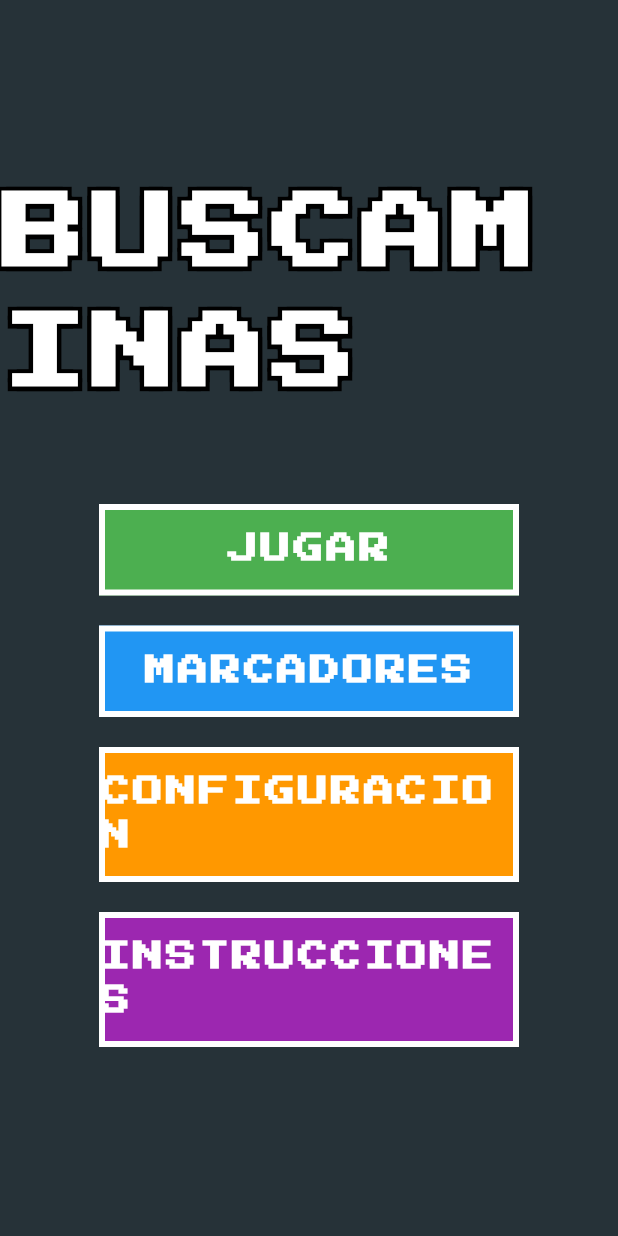
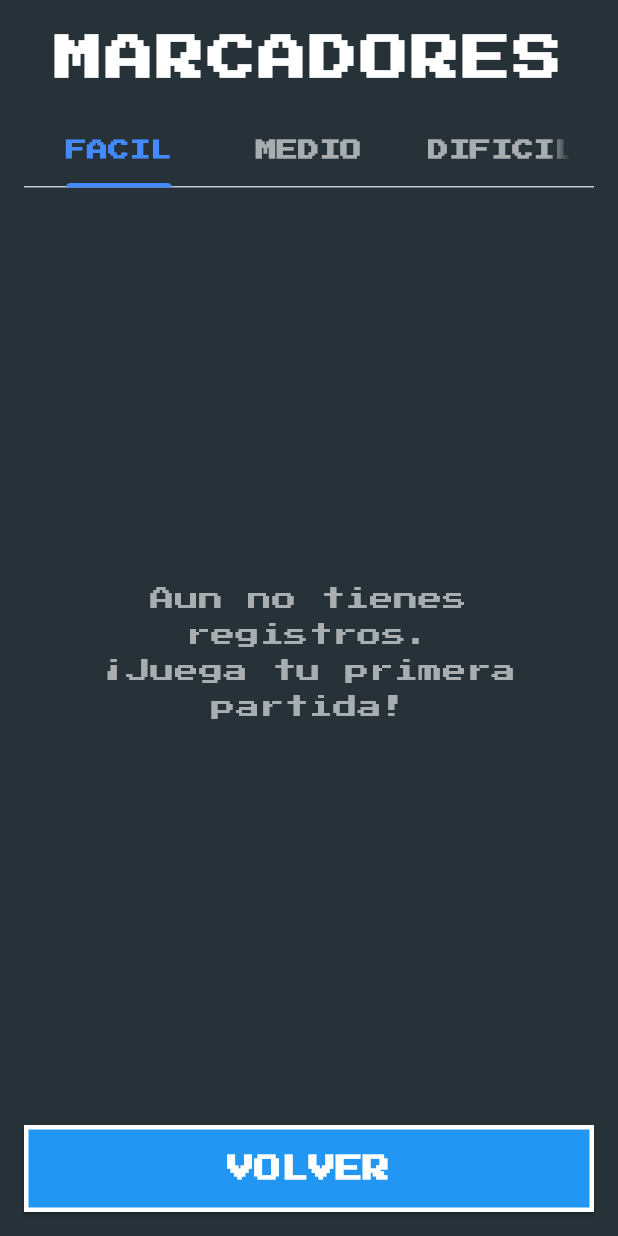
Before and after one commit to genesis-2909/Proyecto-Buscaminas-Genesis-Pena-y-Emily-Rodriguez, a Flutter app: the screen it shows after launch, after a tap on "MARCADORES", on a phone screen of 412 x 824 dp. Run offline on Flutter 3.47's test engine with Material 3 defaults, Android fonts, the phone set to English and light mode, and no system bars; our stand-ins replace animate_do, audioplayers, shared_preferences.

Commit message:
Emily: detalles visuales, letras tipo pixel, sonidos de botones

```diff
--- a/lib/screens/menu_screen.dart
+++ b/lib/screens/menu_screen.dart
@@ -4,6 +4,7 @@ import 'package:audioplayers/audioplayers.dart';
 import 'instrucciones_screen.dart';
 import 'settings_screen.dart';
 import 'game_screen.dart';
+import 'scores_screen.dart';
 
 class MenuScreen extends StatelessWidget {
   const MenuScreen({super.key});
@@ -68,7 +69,15 @@ class MenuScreen extends StatelessWidget {
                   context,
                   'MARCADORES',
                   Colors.blue,
-                  () {},
+                  () {
+                    // ¡ARREGLADO! Ahora el botón ya sabe abrir la pantalla de Scores
+                    Navigator.push(
+                      context,
+                      MaterialPageRoute(
+                        builder: (context) => const ScoresScreen(),
+                      ),
+                    );
+                  },
                 ),
                 _buildMenuButton(
                   audioPlayer,
@@ -104,7 +113,7 @@ class MenuScreen extends StatelessWidget {
         ),
       ),
     );
-  } //
+  }
 
   Widget _buildMenuButton(
     AudioPlayer player,
@@ -130,7 +139,6 @@ class MenuScreen extends StatelessWidget {
             ),
           ),
           onPressed: () {
-            // CAMBIO 2: Cambiamos '_playClickSound()' por la reproducción real usando el 'player'
             player.play(AssetSource('audio/click.mp3')).catchError((e) {
               print("Error de audio: $e");
             });
@@ -141,8 +149,7 @@ class MenuScreen extends StatelessWidget {
             style: const TextStyle(
               fontSize: 20,
               fontWeight: FontWeight.w900,
-              fontFamily:
-                  'PixelFont', // <-- CAMBIO 3: Cambiado 'Impact' por 'PixelFont'
+              fontFamily: 'PixelFont',
               letterSpacing: 2,
             ),
           ),
--- /dev/null
+++ b/lib/screens/scores_screen.dart
@@ -0,0 +1,318 @@
+import 'package:flutter/material.dart';
+import 'package:shared_preferences/shared_preferences.dart';
+import 'package:audioplayers/audioplayers.dart';
+import 'dart:convert';
+
+class ScoresScreen extends StatefulWidget {
+  const ScoresScreen({super.key});
+
+  @override
+  State<ScoresScreen> createState() => _ScoresScreenState();
+}
+
+class _ScoresScreenState extends State<ScoresScreen>
+    with SingleTickerProviderStateMixin {
+  late TabController _tabController;
+  List<Map<String, dynamic>> _scores = [];
+  bool _isLoading = true;
+
+  @override
+  void initState() {
+    super.initState();
+    _tabController = TabController(length: 3, vsync: this);
+    _loadScores();
+  }
+
+  // Carga los marcadores desde la persistencia local exigida
+  Future<void> _loadScores() async {
+    final prefs = await SharedPreferences.getInstance();
+    final String? scoresString = prefs.getString('high_scores');
+
+    if (scoresString != null) {
+      final List<dynamic> decoded = jsonDecode(scoresString);
+      setState(() {
+        _scores = decoded
+            .map((item) => Map<String, dynamic>.from(item))
+            .toList();
+        _isLoading = false;
+      });
+    } else {
+      setState(() {
+        _scores = [];
+        _isLoading = false;
+      });
+    }
+  }
+
+  // Borra el historial con la persistencia local
+  Future<void> _clearScores() async {
+    final prefs = await SharedPreferences.getInstance();
+    await prefs.remove('high_scores');
+    setState(() {
+      _scores = [];
+    });
+  }
+
+  // Muestra ventana flotante de confirmación exigida
+  void _showClearDialog() {
+    showDialog(
+      context: context,
+      builder: (BuildContext context) {
+        return AlertDialog(
+          backgroundColor: Colors.blueGrey[800],
+          shape: const Border(),
+          title: const Text(
+            '¿BORRAR TODO?',
+            style: TextStyle(
+              color: Colors.white,
+              fontFamily: 'PixelFont',
+              fontSize: 18,
+            ),
+          ),
+          content: const Text(
+            'Se eliminaran todos los records guardados permanentemente.',
+            style: TextStyle(
+              color: Colors.white70,
+              fontFamily: 'PixelFont',
+              fontSize: 12,
+            ),
+          ),
+          actions: [
+            TextButton(
+              onPressed: () {
+                // Sonido para el botón Cancelar
+                final player = AudioPlayer();
+                player.play(AssetSource('audio/click.mp3'));
+                Navigator.pop(context);
+              },
+              child: const Text(
+                'CANCELAR',
+                style: TextStyle(color: Colors.grey, fontFamily: 'PixelFont'),
+              ),
+            ),
+            TextButton(
+              onPressed: () {
+                // Sonido para el botón Borrar definitivo
+                final player = AudioPlayer();
+                player.play(AssetSource('audio/click.mp3'));
+                _clearScores();
+                Navigator.pop(context);
+              },
+              child: const Text(
+                'BORRAR',
+                style: TextStyle(
+                  color: Colors.redAccent,
+                  fontWeight: FontWeight.bold,
+                  fontFamily: 'PixelFont',
+                ),
+              ),
+            ),
+          ],
+        );
+      },
+    );
+  }
+
+  List<Map<String, dynamic>> _getFilteredScores(String difficulty) {
+    return _scores.where((score) => score['difficulty'] == difficulty).toList()
+      ..sort(
+        (a, b) => (a['time'] as int).compareTo(b['time'] as int),
+      ); // Ordena por mejor tiempo
+  }
+
+  @override
+  Widget build(BuildContext context) {
+    return Scaffold(
+      backgroundColor: Colors.blueGrey[900],
+      body: SafeArea(
+        child: Padding(
+          padding: const EdgeInsets.all(16.0),
+          child: Column(
+            children: [
+              const Text(
+                'MARCADORES',
+                style: TextStyle(
+                  fontSize: 32,
+                  fontWeight: FontWeight.w900,
+                  color: Colors.white,
+                  fontFamily: 'PixelFont',
+                  letterSpacing: 2,
+                ),
+              ),
+              const SizedBox(height: 15),
+
+              // Controlador de pestañas por dificultad (Fácil, Medio, Difícil)
+              TabBar(
+                controller: _tabController,
+                labelColor: Colors.blueAccent,
+                unselectedLabelColor: Colors.white60,
+                indicatorColor: Colors.blueAccent,
+                labelStyle: const TextStyle(
+                  fontWeight: FontWeight.bold,
+                  fontSize: 14,
+                  fontFamily: 'PixelFont',
+                ),
+                tabs: const [
+                  Tab(text: 'FACIL'),
+                  Tab(text: 'MEDIO'),
+                  Tab(text: 'DIFICIL'),
+                ],
+              ),
+              const SizedBox(height: 15),
+
+              Expanded(
+                child: _isLoading
+                    ? const Center(
+                        child: CircularProgressIndicator(color: Colors.blue),
+                      )
+                    : TabBarView(
+                        controller: _tabController,
+                        children: [
+                          _buildScoresList('Fácil'),
+                          _buildScoresList('Medio'),
+                          _buildScoresList('Difícil'),
+                        ],
+                      ),
+              ),
+              const SizedBox(height: 10),
+
+              // Botón obligatorio para borrar records
+              if (_scores.isNotEmpty)
+                TextButton.icon(
+                  onPressed: () {
+                    //  Sonido para el botón de abrir diálogo de borrar historial
+                    final player = AudioPlayer();
+                    player.play(AssetSource('audio/click.mp3'));
+                    _showClearDialog();
+                  },
+                  icon: const Icon(Icons.delete, color: Colors.redAccent),
+                  label: const Text(
+                    'BORRAR HISTORIAL',
+                    style: TextStyle(
+                      color: Colors.redAccent,
+                      fontWeight: FontWeight.bold,
+                      fontFamily: 'PixelFont',
+                    ),
+                  ),
+                ),
+              const SizedBox(height: 10),
+
+              // Botón obligatorio para volver
+              SizedBox(
+                width: double.infinity,
+                child: ElevatedButton(
+                  style: ElevatedButton.styleFrom(
+                    backgroundColor: Colors.blue,
+                    foregroundColor: Colors.white,
+                    padding: const EdgeInsets.symmetric(vertical: 16),
+                    shape: const RoundedRectangleBorder(
+                      borderRadius: BorderRadius.zero,
+                      side: BorderSide(color: Colors.white, width: 3),
+                    ),
+                  ),
+                  onPressed: () {
+                    // Sonido para el botón Volver
+                    final player = AudioPlayer();
+                    player.play(AssetSource('audio/click.mp3'));
+                    Navigator.pop(context);
+                  },
+                  child: const Text(
+                    'VOLVER',
+                    style: TextStyle(
+                      fontSize: 18,
+                      fontWeight: FontWeight.w900,
+                      fontFamily: 'PixelFont',
+                    ),
+                  ),
+                ),
+              ),
+            ],
+          ),
+        ),
+      ),
+    );
+  }
+
+  Widget _buildScoresList(String difficulty) {
+    final filtered = _getFilteredScores(difficulty);
+
+    // Mensaje amigable exigido por el profe si la lista está vacía
+    if (filtered.isEmpty) {
+      return const Center(
+        child: Padding(
+          padding: EdgeInsets.all(20.0),
+          child: Text(
+            'Aun no tienes registros.\n¡Juega tu primera partida!',
+            textAlign: TextAlign.center,
+            style: TextStyle(
+              color: Colors.white60,
+              fontSize: 16,
+              height: 1.5,
+              fontFamily: 'PixelFont',
+            ),
+          ),
+        ),
+      );
+    }
+
+    return ListView.builder(
+      itemCount: filtered.length,
+      itemBuilder: (context, index) {
+        final score = filtered[index];
+
+        // Colores especiales de medallas retro para los primeros puestos
+        Color rankColor = Colors.white30;
+        if (index == 0) rankColor = Colors.amber; // Oro
+        if (index == 1) rankColor = Colors.grey; // Plata
+        if (index == 2) rankColor = Colors.brown; // Bronce
+
+        return Container(
+          margin: const EdgeInsets.symmetric(vertical: 6),
+          padding: const EdgeInsets.all(12),
+          decoration: BoxDecoration(
+            color: Colors.blueGrey[800],
+            border: Border(left: BorderSide(color: rankColor, width: 5)),
+          ),
+          child: Row(
+            mainAxisAlignment: MainAxisAlignment.spaceBetween,
+            children: [
+              Column(
+                crossAxisAlignment: CrossAxisAlignment.start,
+                children: [
+                  Text(
+                    '#${index + 1} - ${score['date'] ?? 'Sin fecha'}',
+                    style: const TextStyle(
+                      color: Colors.white70,
+                      fontSize: 12,
+                      fontFamily: 'PixelFont',
+                    ),
+                  ),
+                  const SizedBox(height: 4),
+                  Text(
+                    'Intentos: ${score['attempts'] ?? 1}',
+                    style: const TextStyle(
+                      color: Colors.white,
+                      fontWeight: FontWeight.bold,
+                      fontFamily: 'PixelFont',
+                    ),
+                  ),
+                ],
+              ),
+              Text(
+                '${score['time']}s',
+                style: TextStyle(
+                  color: rankColor == Colors.white30
+                      ? Colors.greenAccent
+                      : rankColor,
+                  fontSize: 20,
+                  fontWeight: FontWeight.w900,
+                  fontFamily: 'PixelFont',
+                ),
+              ),
+            ],
+          ),
+        );
+      },
+    );
+  }
+}
--- a/lib/screens/splash_screen.dart
+++ b/lib/screens/splash_screen.dart
@@ -29,13 +29,13 @@ class _SplashScreenState extends State<SplashScreen> {
         child: ZoomIn(
           duration: const Duration(seconds: 2),
           child: Text(
-            'BUSCAMINAS',
+            'BUSCAMINAS FLUTTER',
             textAlign: TextAlign.center,
             style: TextStyle(
               fontSize: 52,
               fontWeight: FontWeight.w900,
               color: Colors.white,
-              fontFamily: 'Impact',
+              fontFamily: 'PixelFont',
               letterSpacing: 3,
               shadows: [
                 Shadow(offset: const Offset(-2, -2), color: Colors.black),
```
Also changed, not shown: lib/screens/game_screen.dart (+93 -35 lines), lib/screens/instrucciones_screen.dart (+24 -11 lines), lib/screens/settings_screen.dart (+18 -6 lines), pubspec.yaml (line endings or trailing spaces).
